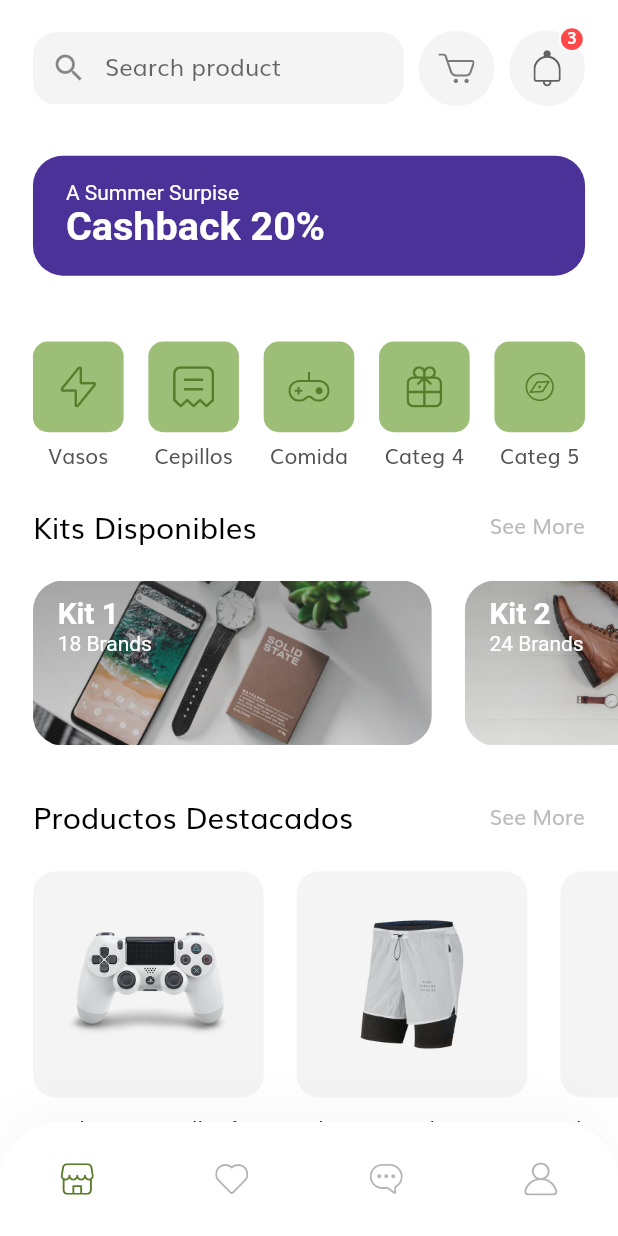
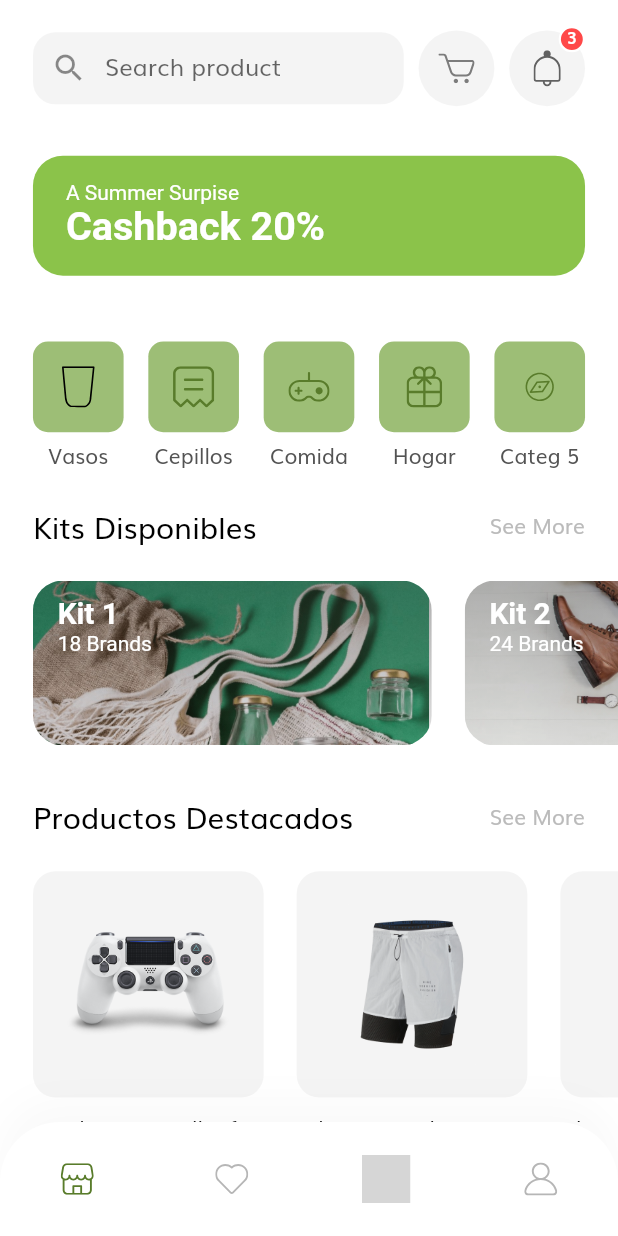
Before and after one commit to JuanLondono32/flutter_ecoshops, a Flutter app: the HomeScreen screen opened directly, on a phone screen of 412 x 824 dp. Run offline on Flutter 3.47's test engine with Material 2 defaults, Android fonts, the phone set to English and light mode, and no system bars; our stand-ins replace cloud_firestore, firebase_auth, firebase_core, flutter_svg, font_awesome_flutter, google_fonts; missing offline and left inert: flutter_form_bloc; accounts and stored records are empty; network calls fail; project files that could hold a hidden picture were left out; grey boxes are pictures that could not be loaded.

Commit message:
some_changes

```diff
--- a/lib/components/coustom_bottom_nav_bar.dart
+++ b/lib/components/coustom_bottom_nav_bar.dart
@@ -53,7 +53,7 @@ class CustomBottomNavBar extends StatelessWidget {
                 onPressed: () {},
               ),
               IconButton(
-                icon: SvgPicture.asset("assets/icons/Chat bubble Icon.svg"),
+                icon: SvgPicture.asset("assets/icons/gift.svg"),
                 onPressed: () =>
                     Navigator.pushNamed(context, "products"),
               ),
--- a/lib/src/pages/create_account.dart
+++ b/lib/src/pages/create_account.dart
@@ -134,7 +134,7 @@ class CreateAccount extends StatelessWidget {
                         print('Email: ${authServices.currentUser.mail}');
                         print('Clave: ${authServices.currentUser.password}');
                         await authServices.createAccount(context);
-                        Navigator.pushNamed(context, 'products');
+                        Navigator.pushNamed(context, 'login');
                         print("Usuario Creado");
                       },
                     ),
--- a/lib/src/pages/home/components/categories.dart
+++ b/lib/src/pages/home/components/categories.dart
@@ -7,10 +7,10 @@ class Categories extends StatelessWidget {
   @override
   Widget build(BuildContext context) {
     List<Map<String, dynamic>> categories = [
-      {"icon": "assets/icons/Flash Icon.svg", "text": "Vasos"},
+      {"icon": "assets/icons/glass.svg", "text": "Vasos"},
       {"icon": "assets/icons/Bill Icon.svg", "text": "Cepillos"},
       {"icon": "assets/icons/Game Icon.svg", "text": "Comida"},
-      {"icon": "assets/icons/Gift Icon.svg", "text": "Categ 4"},
+      {"icon": "assets/icons/Gift Icon.svg", "text": "Hogar"},
       {"icon": "assets/icons/Discover.svg", "text": "Categ 5"},
     ];
     return Padding(
--- a/lib/src/pages/home/components/discount_banner.dart
+++ b/lib/src/pages/home/components/discount_banner.dart
@@ -18,7 +18,7 @@ class DiscountBanner extends StatelessWidget {
         vertical: getProportionateScreenWidth(15),
       ),
       decoration: BoxDecoration(
-        color: Color(0xFF4A3298),
+        color: Colors.lightGreen,
         borderRadius: BorderRadius.circular(20),
       ),
       child: Text.rich(
--- a/lib/src/pages/home/components/special_offers.dart
+++ b/lib/src/pages/home/components/special_offers.dart
@@ -26,7 +26,7 @@ class SpecialOffers extends StatelessWidget {
           child: Row(
             children: [
               SpecialOfferCard(
-                image: "assets/images/Image Banner 2.png",
+                image: "assets/images/banner1.jpg",
                 category: "Kit 1",
                 numOfBrands: 18,
                 press: () {},
--- a/lib/src/pages/products/components/body.dart
+++ b/lib/src/pages/products/components/body.dart
@@ -15,7 +15,7 @@ class Body extends StatelessWidget {
         Padding(
           padding: const EdgeInsets.symmetric(horizontal: kDefaultPaddin),
           child: Text(
-            "Women",
+            "Productos",
             style: Theme.of(context)
                 .textTheme
                 .headline5
--- a/lib/src/pages/products/components/categorries.dart
+++ b/lib/src/pages/products/components/categorries.dart
@@ -10,7 +10,7 @@ class Categories extends StatefulWidget {
 }
 
 class _CategoriesState extends State<Categories> {
-  List<String> categories = ["Hand bag", "Jewellery", "Footwear", "Dresses"];
+  List<String> categories = ["Vasos", "Cepillos", "Hogar", "Dresses"];
   // By default our first item will be selected
   int selectedIndex = 0;
   @override
```
Also changed, not shown: assets/icons/gift.svg (added), assets/icons/glass.svg (added), assets/images/banner1.jpg (added).
